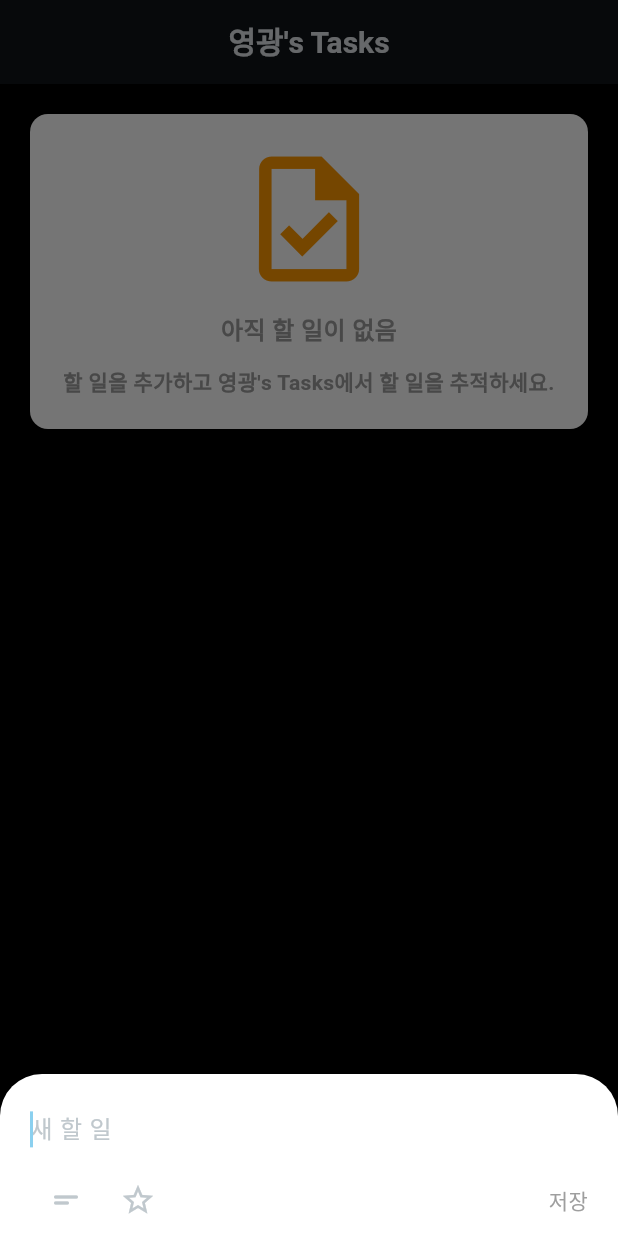
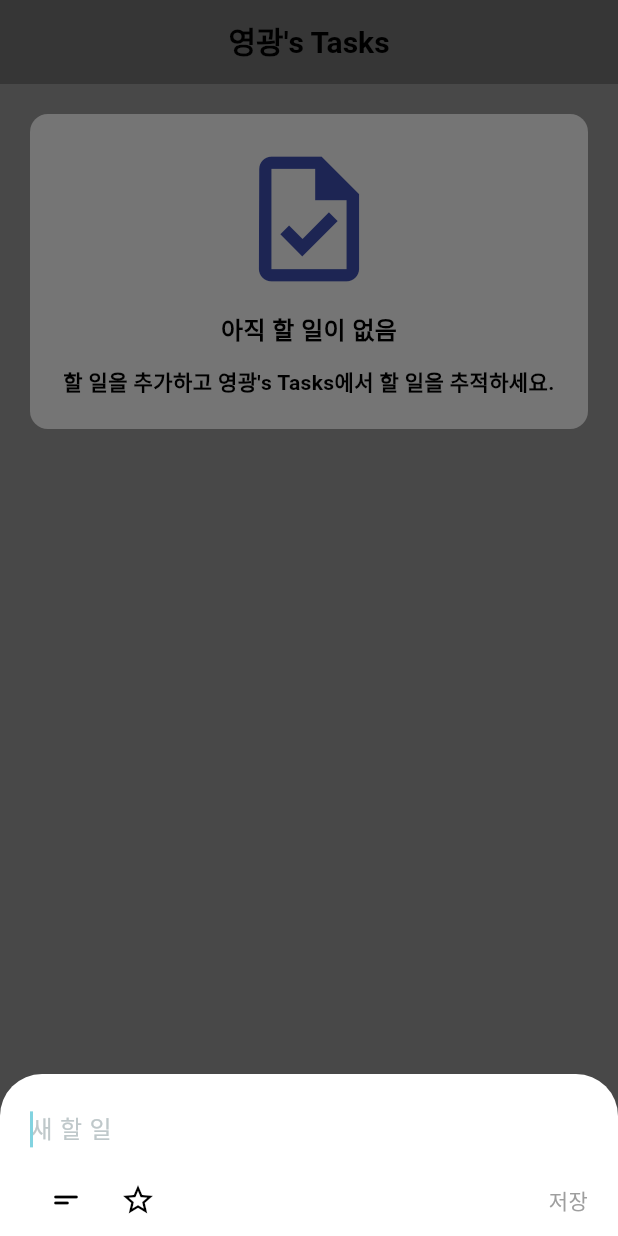
Before and after one commit to thfqls7828-stack/tasks, a Flutter app: the screen it shows after launch, after a tap on the "add" icon, on a phone screen of 412 x 824 dp. Run offline on Flutter 3.47's test engine with Material 3 defaults, Android fonts, the light colour scheme and no system bars.

Commit message:
-feat : dark / light 테마 구현

```diff
--- a/lib/main.dart
+++ b/lib/main.dart
@@ -24,22 +24,26 @@ class TasksApp extends StatelessWidget {
     return MaterialApp(
       themeMode: ThemeMode.dark,
       theme: ThemeData(
+        appBarTheme: AppBarThemeData(backgroundColor: Colors.white70),
         useMaterial3: true,
         colorScheme: ColorScheme.fromSeed(
-          seedColor: Colors.deepPurple,
+          seedColor: Colors.white,
           brightness: Brightness.light,
         ),
         dividerColor: Colors.black,
+        highlightColor: Colors.orange,
         scaffoldBackgroundColor: Colors.grey[350],
       ),
       darkTheme: ThemeData(
+        appBarTheme: AppBarThemeData(backgroundColor: Colors.grey[600]),
         useMaterial3: true,
         colorScheme: ColorScheme.fromSeed(
-          seedColor: Colors.blueGrey,
+          seedColor: Colors.white,
           brightness: Brightness.dark,
         ),
-        dividerColor: Colors.grey,
-        scaffoldBackgroundColor: Colors.black,
+        dividerColor: Colors.black,
+        highlightColor: Colors.indigo,
+        scaffoldBackgroundColor: Colors.grey,
       ),
       home: HomePage(name: "영광"),
     );
--- a/lib/ui/home_page/home_page.dart
+++ b/lib/ui/home_page/home_page.dart
@@ -35,7 +35,11 @@ class HomePage extends StatelessWidget {
       appBar: AppBar(
         title: Text(
           "$name's Tasks",
-          style: TextStyle(fontSize: 20, fontWeight: FontWeight.bold),
+          style: TextStyle(
+            fontSize: 20,
+            fontWeight: FontWeight.bold,
+            color: Theme.of(context).dividerColor,
+          ),
         ),
         centerTitle: true,
       ),
@@ -44,7 +48,7 @@ class HomePage extends StatelessWidget {
         child: todoProvider.isEmpty() ? InitailPage(name: name) : TaskPage(),
       ),
       floatingActionButton: FloatingActionButton(
-        backgroundColor: Colors.cyan,
+        backgroundColor: Theme.of(context).highlightColor,
         shape: CircleBorder(),
         onPressed: () {
           addTodo(context);
--- a/lib/ui/home_page/initail_page.dart
+++ b/lib/ui/home_page/initail_page.dart
@@ -19,7 +19,11 @@ class InitailPage extends StatelessWidget {
         mainAxisSize: MainAxisSize.min,
         spacing: 12,
         children: [
-          Icon(Icons.task_outlined, size: 100, color: Colors.orange),
+          Icon(
+            Icons.task_outlined,
+            size: 100,
+            color: Theme.of(context).highlightColor,
+          ),
           Text(
             "아직 할 일이 없음",
             style: TextStyle(
--- a/lib/ui/home_page/task_page.dart
+++ b/lib/ui/home_page/task_page.dart
@@ -57,6 +57,7 @@ class TodoView extends StatelessWidget {
               todoProvider.todoList[idx].isDone
                   ? Icons.check_circle
                   : Icons.circle_outlined,
+              color: Theme.of(context).dividerColor,
             ),
           ),
           Text(
@@ -65,6 +66,7 @@ class TodoView extends StatelessWidget {
               decoration: todoProvider.todoList[idx].isDone
                   ? TextDecoration.lineThrough
                   : null,
+              color: Theme.of(context).dividerColor,
             ),
           ),
           Spacer(),
@@ -74,6 +76,7 @@ class TodoView extends StatelessWidget {
               todoProvider.todoList[idx].isFavorite
                   ? Icons.star
                   : Icons.star_border,
+              color: Theme.of(context).dividerColor,
             ),
           ),
         ],
--- a/lib/ui/home_page/widgets/bottom_sheet_add_to_do.dart
+++ b/lib/ui/home_page/widgets/bottom_sheet_add_to_do.dart
@@ -35,7 +35,10 @@ class BottomSheetAddToDo extends StatelessWidget {
         mainAxisSize: MainAxisSize.min,
         children: [
           TextField(
-            style: TextStyle(fontSize: 16),
+            style: TextStyle(
+              fontSize: 16,
+              color: Theme.of(context).dividerColor,
+            ),
             autofocus: true,
             decoration: InputDecoration(
               border: InputBorder.none,
@@ -54,7 +57,10 @@ class BottomSheetAddToDo extends StatelessWidget {
             Expanded(
               child: TextField(
                 textInputAction: TextInputAction.newline,
-                style: TextStyle(fontSize: 14),
+                style: TextStyle(
+                  fontSize: 14,
+                  color: Theme.of(context).dividerColor,
+                ),
                 decoration: InputDecoration(
                   // isDense: true,
                   border: InputBorder.none,
@@ -68,7 +74,11 @@ class BottomSheetAddToDo extends StatelessWidget {
             children: [
               if (!bottomSheetProvider.isDetail)
                 IconButton(
-                  icon: Icon(Icons.short_text_rounded, size: 24),
+                  icon: Icon(
+                    Icons.short_text_rounded,
+                    size: 24,
+                    color: Theme.of(context).dividerColor,
+                  ),
                   onPressed: () => {bottomSheetProvider.onToggleDetail()},
                 ),
               IconButton(
@@ -77,6 +87,7 @@ class BottomSheetAddToDo extends StatelessWidget {
                       ? Icons.star
                       : Icons.star_border,
                   size: 24,
+                  color: Theme.of(context).dividerColor,
                 ),
                 onPressed: () => bottomSheetProvider.onToggleFavorite(),
               ),
--- a/lib/ui/to_do_detail_page/to_do_detail_page.dart
+++ b/lib/ui/to_do_detail_page/to_do_detail_page.dart
@@ -24,6 +24,7 @@ class ToDoDetailPage extends StatelessWidget {
               todoProvider.todoList[idx].isFavorite
                   ? Icons.star
                   : Icons.star_border,
+              color: Theme.of(context).dividerColor,
             ),
             onPressed: () => todoProvider.onToggleFavorite(idx),
           ),
@@ -37,7 +38,11 @@ class ToDoDetailPage extends StatelessWidget {
           children: [
             Text(
               "새로운 할 일 2",
-              style: TextStyle(fontSize: 16, fontWeight: FontWeight.bold),
+              style: TextStyle(
+                fontSize: 16,
+                fontWeight: FontWeight.bold,
+                color: Theme.of(context).dividerColor,
+              ),
             ),
             Row(
               spacing: 10,
```
